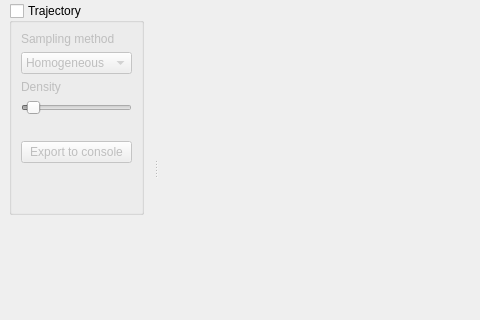
The window that ui/mainwindow.ui (chili-epfl/cowriter-trajectory-generator) describes before a commit, drawn with Qt 5; both pictures show x 0 to 480 and y 145 to 465 of the 800 by 600 pixel window.
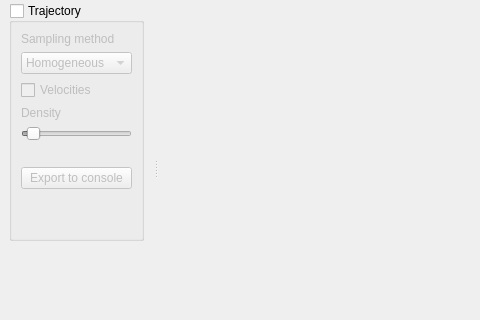
The same window after the commit.

Commit message:
Compute+display velocities
While here: refactor TrajSampler to return a generic 'Trajectory'
that can store various data for each point.

```diff
--- a/ui/mainwindow.ui
+++ b/ui/mainwindow.ui
@@ -139,6 +139,13 @@
               </item>
              </widget>
             </item>
+            <item>
+             <widget class="QCheckBox" name="displayVelocities">
+              <property name="text">
+               <string>Velocities</string>
+              </property>
+             </widget>
+            </item>
             <item>
              <widget class="QLabel" name="label">
               <property name="text">
```
The commit also changes 8 other files.
